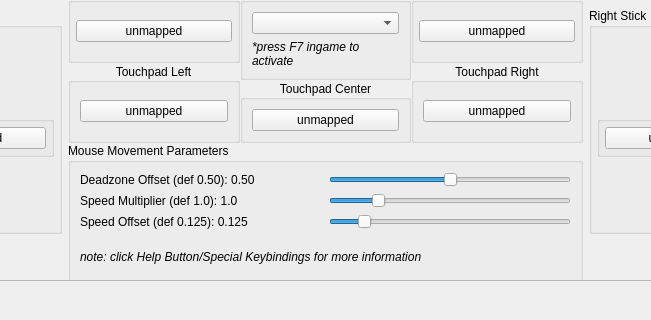
This is src/qt_gui/kbm_gui.ui in shadps4-emu/shadPS4 as Qt 5 draws it before an edit; both pictures show x 292 to 943 and y 522 to 842 of the 1235 by 842 pixel window. The edited form follows.
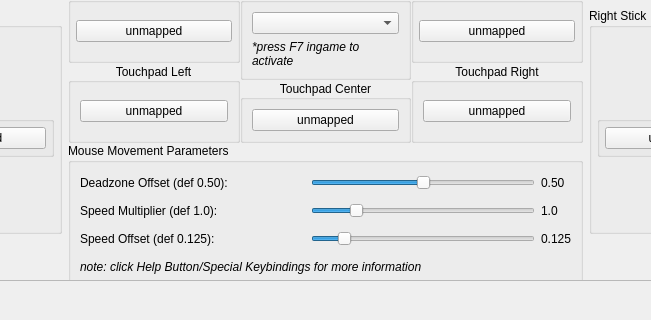
This is the edited form. Icons and pictures are not drawn.

The edit to the form file:
```diff
--- a/src/qt_gui/kbm_gui.ui
+++ b/src/qt_gui/kbm_gui.ui
@@ -1375,14 +1375,14 @@
                  <item>
                   <layout class="QHBoxLayout" name="horizontalLayout_9">
                    <item>
-                    <widget class="QLabel" name="DeadzoneOffsetLabel">
+                    <widget class="QLabel" name="DeadzoneOffsetLabel_text">
                      <property name="font">
                       <font>
                        <bold>false</bold>
                       </font>
                      </property>
                      <property name="text">
-                      <string notr="true">Deadzone Offset (def 0.50): 0.50</string>
+                      <string>Deadzone Offset (def 0.50):</string>
                      </property>
                     </widget>
                    </item>
@@ -1408,19 +1408,38 @@
                      </property>
                     </widget>
                    </item>
+                   <item>
+                    <widget class="QLabel" name="DeadzoneOffsetLabel">
+                     <property name="sizePolicy">
+                      <sizepolicy hsizetype="Preferred" vsizetype="Preferred">
+                       <horstretch>0</horstretch>
+                       <verstretch>0</verstretch>
+                      </sizepolicy>
+                     </property>
+                     <property name="maximumSize">
+                      <size>
+                       <width>30</width>
+                       <height>16777215</height>
+                      </size>
+                     </property>
+                     <property name="text">
+                      <string notr="true">0.50</string>
+                     </property>
+                    </widget>
+                   </item>
                   </layout>
                  </item>
                  <item>
                   <layout class="QHBoxLayout" name="horizontalLayout_10">
                    <item>
-                    <widget class="QLabel" name="SpeedMultiplierLabel">
+                    <widget class="QLabel" name="SpeedMultiplierLabel_text">
                      <property name="font">
                       <font>
                        <bold>false</bold>
                       </font>
                      </property>
                      <property name="text">
-                      <string notr="true">Speed Multiplier (def 1.0): 1.0</string>
+                      <string>Speed Multiplier (def 1.0):</string>
                      </property>
                     </widget>
                    </item>
@@ -1452,19 +1471,38 @@
                      </property>
                     </widget>
                    </item>
+                   <item>
+                    <widget class="QLabel" name="SpeedMultiplierLabel">
+                     <property name="sizePolicy">
+                      <sizepolicy hsizetype="Preferred" vsizetype="Preferred">
+                       <horstretch>0</horstretch>
+                       <verstretch>0</verstretch>
+                      </sizepolicy>
+                     </property>
+                     <property name="maximumSize">
+                      <size>
+                       <width>30</width>
+                       <height>16777215</height>
+                      </size>
+                     </property>
+                     <property name="text">
+                      <string notr="true">1.0</string>
+                     </property>
+                    </widget>
+                   </item>
                   </layout>
                  </item>
                  <item>
                   <layout class="QHBoxLayout" name="horizontalLayout_11">
                    <item>
-                    <widget class="QLabel" name="SpeedOffsetLabel">
+                    <widget class="QLabel" name="SpeedOffsetLabel_text">
                      <property name="font">
                       <font>
                        <bold>false</bold>
                       </font>
                      </property>
                      <property name="text">
-                      <string notr="true">Speed Offset (def 0.125): 0.125</string>
+                      <string>Speed Offset (def 0.125):</string>
                      </property>
                     </widget>
                    </item>
@@ -1493,6 +1531,19 @@
                      </property>
                     </widget>
                    </item>
+                   <item>
+                    <widget class="QLabel" name="SpeedOffsetLabel">
+                     <property name="maximumSize">
+                      <size>
+                       <width>30</width>
+                       <height>16777215</height>
+                      </size>
+                     </property>
+                     <property name="text">
+                      <string notr="true">0.125</string>
+                     </property>
+                    </widget>
+                   </item>
                   </layout>
                  </item>
                  <item>
```
